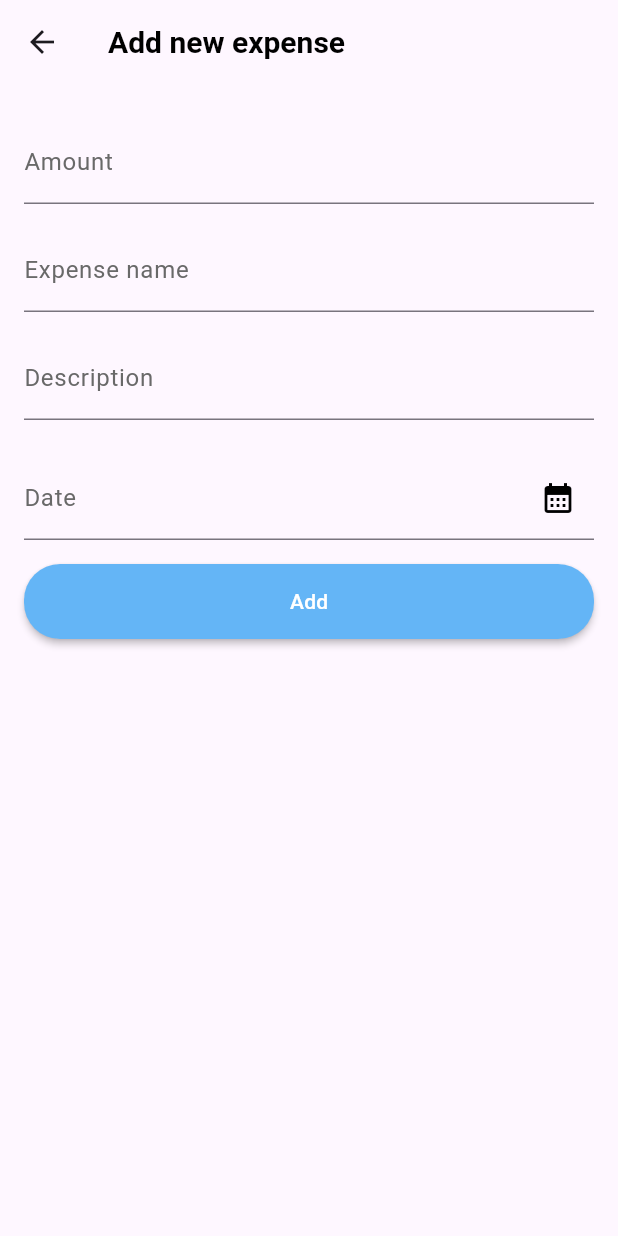
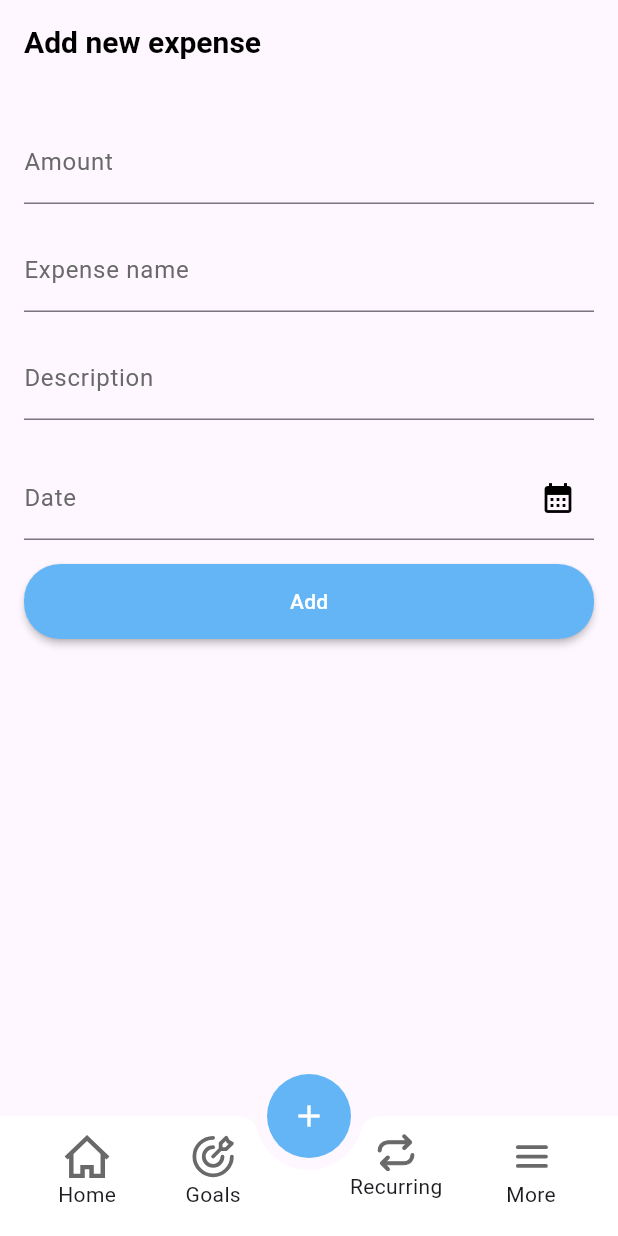
Before and after one commit to PishiKe/spendlens_fe, a Flutter app: the ExpenseForm screen opened by its route, on a phone screen of 412 x 824 dp. Run offline on Flutter 3.47's test engine with Material 3 defaults, Android fonts, the phone set to English and light mode, and no system bars; our stand-ins replace awesome_snackbar_content, fl_chart, flutter_svg, freezed_annotation, go_router, loading_animation_widget and 1 more; accounts and stored records are empty.

Commit message:
updated routing

```diff
--- a/lib/core/routes/app_routes.dart
+++ b/lib/core/routes/app_routes.dart
@@ -1,5 +1,6 @@
 import 'package:flutter/material.dart';
 import 'package:go_router/go_router.dart';
+import 'package:splendlens_fe/core/utilities/utilities.dart';
 import 'package:splendlens_fe/view/view.dart';
 part './app_screens.dart';
 
@@ -11,19 +12,57 @@ class AppRoutes {
       GoRoute(
         path: AppScreens.login,
         name: 'login',
-            builder: AppWidgets.loginWidget),
+        builder: AppWidgets.loginWidget,
+      ),
+      ShellRoute(
+        builder: (context, state, child) {
+          return Scaffold(
+            body: child,
+            bottomNavigationBar: const BottomNavbar(),
+            floatingActionButton: FloatingActionButton(
+              backgroundColor: AppTheme().lightBlue,
+              shape: const CircleBorder(),
+              elevation: 0,
+              child: Icon(
+                Icons.add,
+                color: AppTheme().white,
+              ),
+              onPressed: () => context.go('/addExpense'),
+            ),
+            floatingActionButtonLocation:
+                FloatingActionButtonLocation.centerDocked,
+          );
+        },
+        routes: [
           GoRoute(
             path: AppScreens.home,
             name: 'home',
             builder: AppWidgets.homeWidget,
-          routes: [
+          ),
           GoRoute(
             path: AppScreens.addExpense,
             name: 'addExpense',
-                builder: AppWidgets.addExpense)
+            builder: AppWidgets.addExpense,
+          ),
+          GoRoute(
+            path: AppScreens.goals,
+            name: 'goals',
+            builder: AppWidgets.goalsWidget,
+          ),
+          GoRoute(
+            path: AppScreens.recurring,
+            name: 'recurring',
+            builder: AppWidgets.recurringWidget,
+          ),
+          GoRoute(
+            path: AppScreens.profile,
+            name: 'profile',
+            builder: AppWidgets.profileWidget,
+          ),
         ],
       ),
-      ]);
+    ],
+  );
 
   static GoRouter get router => _router;
 }
--- a/lib/core/routes/app_screens.dart
+++ b/lib/core/routes/app_screens.dart
@@ -1,9 +1,12 @@
 part of 'app_routes.dart';
 
 class AppScreens {
-  static const home = '/';
-  static const login = '/login';
-  static const addExpense = 'addExpense';
+  static const login = '/';
+  static const home = '/home';
+  static const addExpense = '/addExpense';
+  static const goals = '/goals';
+  static const recurring = '/recurring';
+  static const profile = '/profile';
 }
 
 class AppWidgets {
@@ -22,5 +25,24 @@ class AppWidgets {
   static Widget addExpense(
     BuildContext context,
     GoRouterState state,
-  ) => const ExpenseForm();
+  ) =>
+      const ExpenseForm();
+
+  static Widget goalsWidget(
+    BuildContext context,
+    GoRouterState state,
+  ) =>
+      const GoalsScreen();
+
+  static Widget recurringWidget(
+    BuildContext context,
+    GoRouterState state,
+  ) =>
+      const RecurringScreen();
+
+  static Widget profileWidget(
+    BuildContext context,
+    GoRouterState state,
+  ) =>
+      const ProfileScreen();
 }
```
Lines whose indentation alone changed are shown as unchanged.
